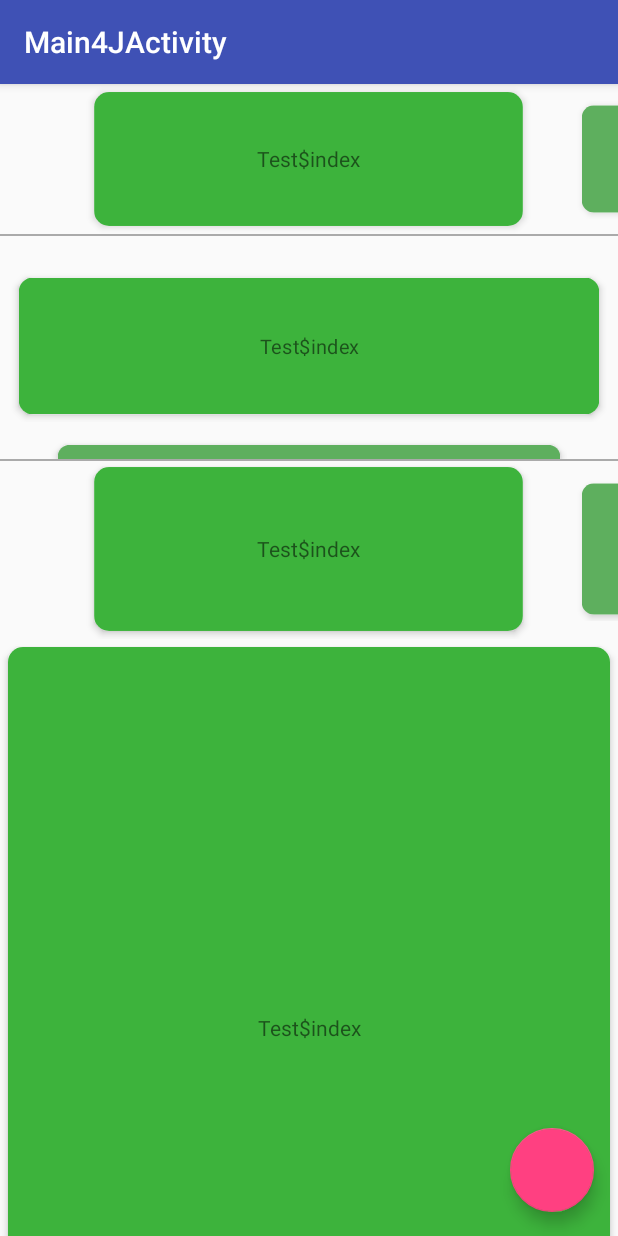
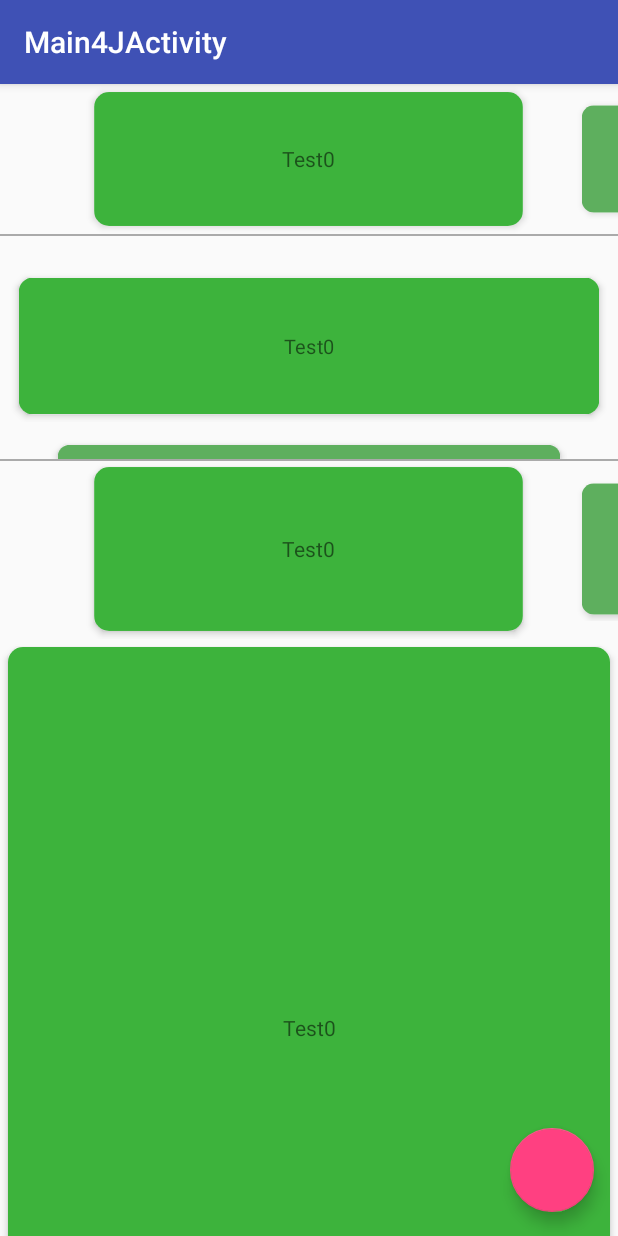
Before and after one commit to Mr-XiaoLiang/RecyclerViewBanner, an Android app: the Main4JActivity screen opened directly, with no data from a screen before it, on a phone screen of 412 x 824 dp. Run offline under Robolectric (Android 15) with nearby library versions, the phone set to English and light mode, and no system bars.

Commit message:
first commit

```diff
--- a/app/src/main/java/liang/lollipop/recyclerviewbannerdeme/Main4JActivity.java
+++ b/app/src/main/java/liang/lollipop/recyclerviewbannerdeme/Main4JActivity.java
@@ -41,7 +41,7 @@ public class Main4JActivity extends AppCompatActivity {
         Random random = new Random();
 
         for(int i = 0;i<=35;i++){
-            dataList.add(new Bean("Test$index",nextColor(random)));
+            dataList.add(new Bean("Test"+i,nextColor(random)));
         }
 
         final RecyclerView recyclerView = findViewById(R.id.recyclerView);
```
Also changed, not shown: 1 other file.
